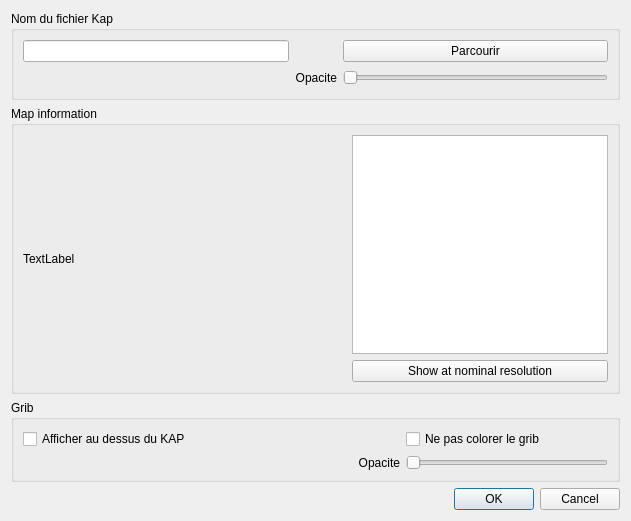
Above: src/Ui/dialogLoadImg.ui from nohal/qtVlm before the change. Below: the same form after it.
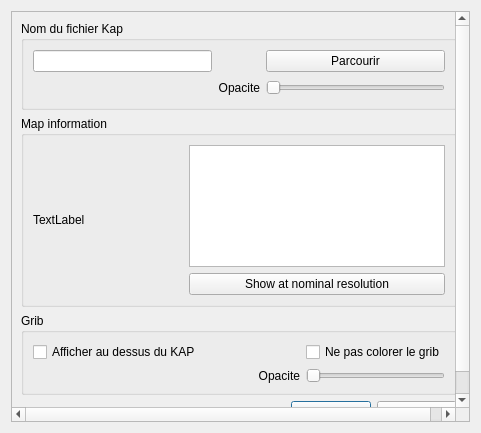
That is the form after the change.

```diff
--- a/src/Ui/dialogLoadImg.ui
+++ b/src/Ui/dialogLoadImg.ui
@@ -6,8 +6,8 @@
    <rect>
     <x>0</x>
     <y>0</y>
-    <width>631</width>
-    <height>521</height>
+    <width>481</width>
+    <height>433</height>
    </rect>
   </property>
   <property name="windowTitle">
@@ -15,6 +15,21 @@
   </property>
   <layout class="QVBoxLayout" name="verticalLayout_3">
    <item>
+    <widget class="QScrollArea" name="scrollArea">
+     <property name="widgetResizable">
+      <bool>true</bool>
+     </property>
+     <widget class="QWidget" name="scrollAreaWidgetContents">
+      <property name="geometry">
+       <rect>
+        <x>0</x>
+        <y>0</y>
+        <width>461</width>
+        <height>413</height>
+       </rect>
+      </property>
+      <layout class="QVBoxLayout" name="verticalLayout_4">
+       <item>
     <layout class="QVBoxLayout" name="verticalLayout_2">
      <item>
       <widget class="QGroupBox" name="groupBox">
@@ -205,6 +220,10 @@
    </item>
   </layout>
  </widget>
+    </widget>
+   </item>
+  </layout>
+ </widget>
  <tabstops>
   <tabstop>FileName</tabstop>
   <tabstop>Browse</tabstop>
```
Left out of the diff: 1 changed line with no effect on the pictures. Lines whose indentation alone changed are shown as unchanged.
